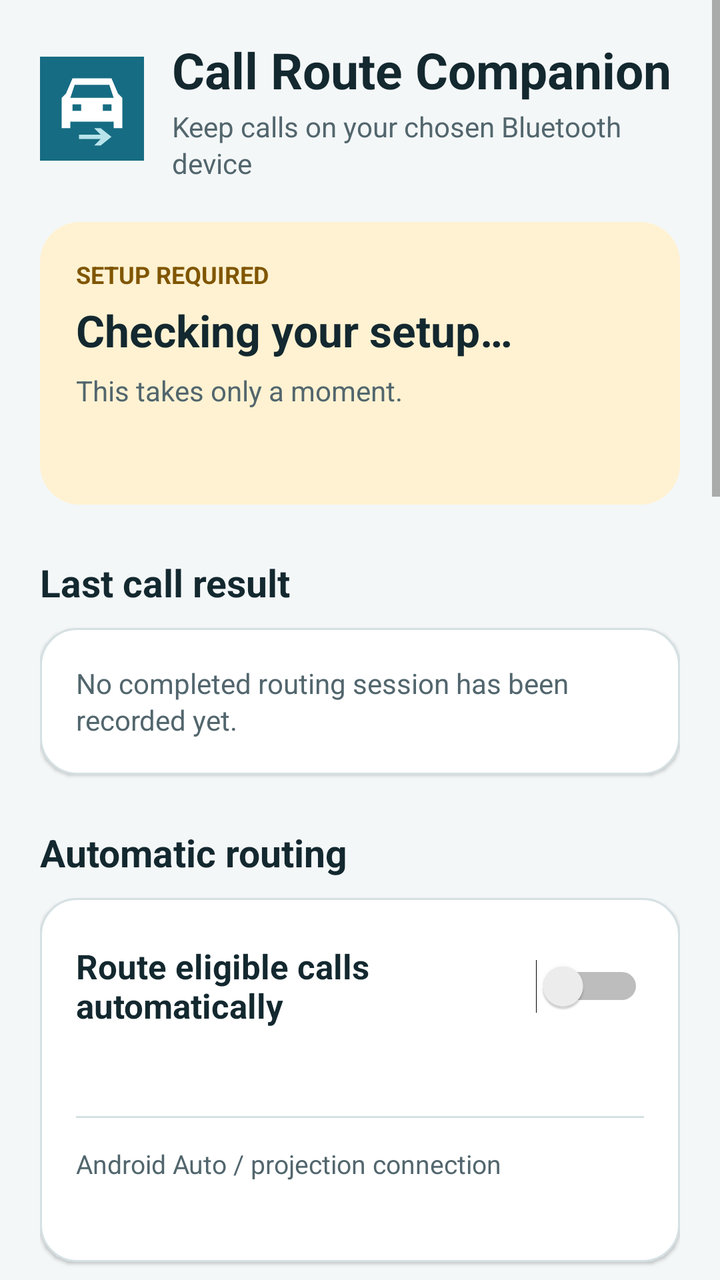
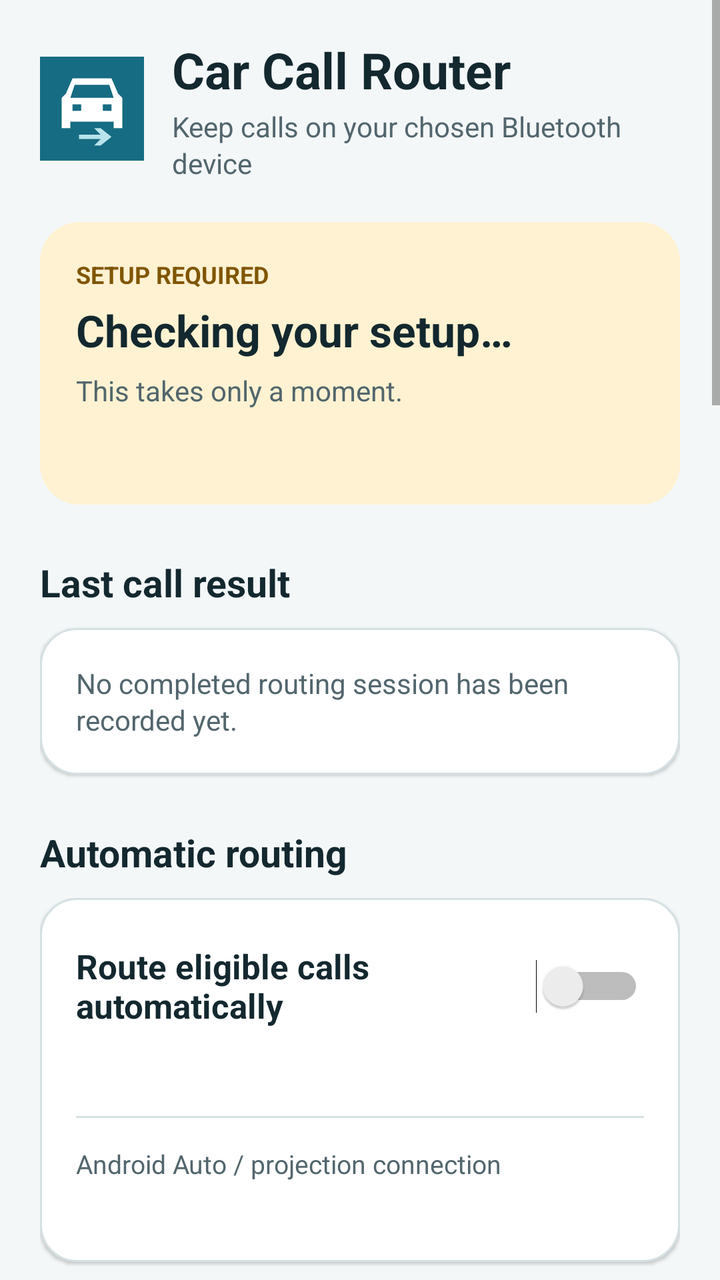

Two renders of the same Android screen: before a commit and after it. Below are the layout's source before the change and the commit's diff.
<!-- AndroidManifest.xml: application theme AppTheme -->
<!-- res/layout/activity_main.xml -->
<?xml version="1.0" encoding="utf-8"?>
<ScrollView xmlns:android="http://schemas.android.com/apk/res/android"
    android:id="@+id/root"
    android:layout_width="match_parent"
    android:layout_height="match_parent"
    android:clipToPadding="false"
    android:fillViewport="true">

    <LinearLayout
        android:layout_width="match_parent"
        android:layout_height="wrap_content"
        android:orientation="vertical"
        android:paddingStart="20dp"
        android:paddingTop="18dp"
        android:paddingEnd="20dp"
        android:paddingBottom="32dp">

        <LinearLayout
            android:layout_width="match_parent"
            android:layout_height="wrap_content"
            android:gravity="center_vertical"
            android:orientation="horizontal">

            <ImageView
                android:layout_width="52dp"
                android:layout_height="52dp"
                android:contentDescription="@null"
                android:src="@drawable/ic_router" />

            <LinearLayout
                android:layout_width="0dp"
                android:layout_height="wrap_content"
                android:layout_marginStart="14dp"
                android:layout_weight="1"
                android:orientation="vertical">

                <TextView
                    android:layout_width="match_parent"
                    android:layout_height="wrap_content"
                    android:text="@string/app_name"
                    android:textColor="@color/text_primary"
                    android:textSize="25sp"
                    android:textStyle="bold" />

                <TextView
                    style="@style/BodyText"
                    android:layout_width="match_parent"
                    android:layout_height="wrap_content"
                    android:layout_marginTop="2dp"
                    android:text="@string/tagline" />
            </LinearLayout>
        </LinearLayout>

        <LinearLayout
            android:id="@+id/readiness_card"
            android:layout_width="match_parent"
            android:layout_height="wrap_content"
            android:layout_marginTop="20dp"
            android:background="@drawable/bg_status_warning"
            android:orientation="vertical"
            android:padding="18dp">

            <TextView
                android:id="@+id/readiness_eyebrow"
                android:layout_width="wrap_content"
                android:layout_height="wrap_content"
                android:text="@string/setup_required"
                android:textAllCaps="true"
                android:textColor="@color/warning"
                android:textSize="12sp"
                android:textStyle="bold" />

            <TextView
                android:id="@+id/readiness_title"
                android:layout_width="match_parent"
                android:layout_height="wrap_content"
                android:layout_marginTop="5dp"
                android:text="@string/readiness_checking"
                android:textColor="@color/text_primary"
                android:textSize="22sp"
                android:textStyle="bold" />

            <TextView
                android:id="@+id/readiness_message"
                style="@style/BodyText"
                android:layout_width="match_parent"
                android:layout_height="wrap_content"
                android:layout_marginTop="6dp"
                android:text="@string/readiness_checking_message" />

            <TextView
                android:id="@+id/setup_progress"
                android:layout_width="match_parent"
                android:layout_height="wrap_content"
                android:layout_marginTop="12dp"
                android:textColor="@color/text_primary"
                android:textSize="13sp"
                android:textStyle="bold" />
        </LinearLayout>

        <TextView style="@style/SectionTitle"
            android:layout_width="match_parent" android:layout_height="wrap_content"
            android:text="@string/last_call_title" />

        <LinearLayout
            android:layout_width="match_parent" android:layout_height="wrap_content"
            android:background="@drawable/bg_card" android:elevation="1dp"
            android:orientation="vertical" android:padding="18dp">

            <TextView
                android:id="@+id/last_call_result" style="@style/BodyText"
                android:layout_width="match_parent" android:layout_height="wrap_content"
                android:text="@string/last_call_none" android:textIsSelectable="true" />
        </LinearLayout>

        <TextView style="@style/SectionTitle"
            android:layout_width="match_parent" android:layout_height="wrap_content"
            android:text="@string/automation_title" />

        <LinearLayout
            android:layout_width="match_parent" android:layout_height="wrap_content"
            android:background="@drawable/bg_card" android:elevation="1dp"
            android:orientation="vertical" android:padding="18dp">

            <Switch
                android:id="@+id/master" android:layout_width="match_parent"
                android:layout_height="wrap_content" android:minHeight="52dp"
                android:text="@string/master" android:textColor="@color/text_primary"
                android:textSize="17sp" android:textStyle="bold" />

            <TextView android:id="@+id/master_help" style="@style/BodyText"
                android:layout_width="match_parent" android:layout_height="wrap_content"
                android:layout_marginTop="4dp" />

            <View android:layout_width="match_parent" android:layout_height="1dp"
                android:layout_marginTop="16dp" android:layout_marginBottom="14dp"
                android:background="@color/outline" />

            <TextView android:layout_width="match_parent" android:layout_height="wrap_content"
                android:text="@string/projection_label" android:textColor="@color/text_secondary"
                android:textSize="13sp" />

            <TextView android:id="@+id/projection_value" android:layout_width="match_parent"
                android:layout_height="wrap_content" android:layout_marginTop="2dp"
                android:textColor="@color/text_primary" android:textSize="15sp"
                android:textStyle="bold" />
        </LinearLayout>

        <TextView style="@style/SectionTitle"
            android:layout_width="match_parent" android:layout_height="wrap_content"
            android:text="@string/setup_title" />

        <LinearLayout
            android:layout_width="match_parent" android:layout_height="wrap_content"
            android:background="@drawable/bg_card" android:elevation="1dp"
            android:orientation="vertical" android:padding="18dp">
            <TextView style="@style/CardTitle" android:layout_width="match_parent"
                android:layout_height="wrap_content" android:text="@string/permissions_step_title" />
            <TextView android:id="@+id/permissions_state" style="@style/BodyText"
                android:layout_width="match_parent" android:layout_height="wrap_content"
                android:layout_marginTop="4dp" />
            <Button android:id="@+id/permissions" style="@style/SecondaryButton"
                android:layout_width="match_parent" android:layout_height="wrap_content"
                android:layout_marginTop="10dp" android:text="@string/permissions_action" />
        </LinearLayout>

        <LinearLayout
            android:layout_width="match_parent" android:layout_height="wrap_content"
            android:layout_marginTop="12dp" android:background="@drawable/bg_card"
            android:elevation="1dp" android:orientation="vertical" android:padding="18dp">
            <TextView style="@style/CardTitle" android:layout_width="match_parent"
                android:layout_height="wrap_content" android:text="@string/target_step_title" />
            <TextView android:id="@+id/target_value" style="@style/BodyText"
                android:layout_width="match_parent" android:layout_height="wrap_content"
                android:layout_marginTop="4dp" />
            <Button android:id="@+id/target" style="@style/SecondaryButton"
                android:layout_width="match_parent" android:layout_height="wrap_content"
                android:layout_marginTop="10dp" android:text="@string/target_action" />
        </LinearLayout>

        <LinearLayout
            android:layout_width="match_parent" android:layout_height="wrap_content"
            android:layout_marginTop="12dp" android:background="@drawable/bg_card"
            android:elevation="1dp" android:orientation="vertical" android:padding="18dp">
            <TextView style="@style/CardTitle" android:layout_width="match_parent"
                android:layout_height="wrap_content" android:text="@string/authorization_step_title" />
            <TextView android:id="@+id/authorization_state" style="@style/BodyText"
                android:layout_width="match_parent" android:layout_height="wrap_content"
                android:layout_marginTop="4dp" />
            <Button android:id="@+id/copy_adb" style="@style/SecondaryButton"
                android:layout_width="match_parent" android:layout_height="wrap_content"
                android:layout_marginTop="10dp" android:text="@string/authorization_action" />
        </LinearLayout>

        <TextView style="@style/SectionTitle"
            android:layout_width="match_parent" android:layout_height="wrap_content"
            android:text="@string/test_title" />

        <LinearLayout
            android:layout_width="match_parent" android:layout_height="wrap_content"
            android:background="@drawable/bg_card" android:elevation="1dp"
            android:orientation="vertical" android:padding="18dp">
            <TextView style="@style/BodyText" android:layout_width="match_parent"
                android:layout_height="wrap_content" android:text="@string/test_help" />
            <Button android:id="@+id/route_now" style="@style/PrimaryButton"
                android:layout_width="match_parent" android:layout_height="wrap_content"
                android:layout_marginTop="14dp" android:text="@string/route_now" />
            <Button android:id="@+id/pause" style="@style/SecondaryButton"
                android:layout_width="match_parent" android:layout_height="wrap_content"
                android:layout_marginTop="6dp" android:text="@string/pause" />
        </LinearLayout>

        <Button android:id="@+id/advanced_toggle" style="@style/QuietButton"
            android:layout_width="match_parent" android:layout_height="wrap_content"
            android:layout_marginTop="18dp" android:text="@string/show_advanced" />

        <LinearLayout
            android:id="@+id/advanced_content" android:layout_width="match_parent"
            android:layout_height="wrap_content" android:background="@drawable/bg_card"
            android:orientation="vertical" android:padding="18dp" android:visibility="gone">
            <TextView style="@style/CardTitle" android:layout_width="match_parent"
                android:layout_height="wrap_content" android:text="@string/competitor_title" />
            <TextView android:id="@+id/competitor_value" style="@style/BodyText"
                android:layout_width="match_parent" android:layout_height="wrap_content"
                android:layout_marginTop="4dp" />
            <TextView style="@style/BodyText" android:layout_width="match_parent"
                android:layout_height="wrap_content" android:layout_marginTop="6dp"
                android:text="@string/competitor_help" />
            <Button android:id="@+id/competitor" style="@style/SecondaryButton"
                android:layout_width="match_parent" android:layout_height="wrap_content"
                android:layout_marginTop="10dp" android:text="@string/competitor_action" />
            <Button android:id="@+id/battery_settings" style="@style/QuietButton"
                android:layout_width="match_parent" android:layout_height="wrap_content"
                android:layout_marginTop="8dp" android:text="@string/battery_settings" />
        </LinearLayout>

        <Button android:id="@+id/diagnostics_toggle" style="@style/QuietButton"
            android:layout_width="match_parent" android:layout_height="wrap_content"
            android:layout_marginTop="6dp" android:text="@string/show_diagnostics" />

        <LinearLayout
            android:id="@+id/diagnostics_content" android:layout_width="match_parent"
            android:layout_height="wrap_content" android:background="@drawable/bg_card"
            android:orientation="vertical" android:padding="18dp" android:visibility="gone">
            <TextView style="@style/CardTitle" android:layout_width="match_parent"
                android:layout_height="wrap_content" android:text="@string/status_title" />
            <TextView android:id="@+id/status" android:layout_width="match_parent"
                android:layout_height="wrap_content" android:layout_marginTop="8dp"
                android:fontFamily="monospace" android:textColor="@color/text_secondary"
                android:textIsSelectable="true" android:textSize="12sp" />
            <Button android:id="@+id/refresh" style="@style/SecondaryButton"
                android:layout_width="match_parent" android:layout_height="wrap_content"
                android:layout_marginTop="10dp" android:text="@string/refresh" />
            <TextView style="@style/CardTitle" android:layout_width="match_parent"
                android:layout_height="wrap_content" android:layout_marginTop="20dp"
                android:text="@string/logs_title" />
            <TextView android:id="@+id/logs" android:layout_width="match_parent"
                android:layout_height="220dp" android:layout_marginTop="8dp"
                android:background="@drawable/bg_diagnostics" android:fontFamily="monospace"
                android:padding="12dp" android:scrollbars="vertical"
                android:textColor="@color/diagnostic_text" android:textIsSelectable="true"
                android:textSize="11sp" />
            <Button android:id="@+id/export" style="@style/SecondaryButton"
                android:layout_width="match_parent" android:layout_height="wrap_content"
                android:layout_marginTop="8dp" android:text="@string/export" />
        </LinearLayout>

        <TextView style="@style/BodyText" android:layout_width="match_parent"
            android:layout_height="wrap_content" android:layout_marginTop="22dp"
            android:gravity="center" android:text="@string/privacy" android:textSize="12sp" />
    </LinearLayout>
</ScrollView>
<!-- resources referenced by this layout -->
<resources>
  <color name="diagnostic_text">#D9EDF1</color>
  <color name="outline">#D5E0E3</color>
  <color name="text_primary">#13282F</color>
  <color name="text_secondary">#52666D</color>
  <color name="warning">#805600</color>
  <string name="app_name">Call Route Companion</string>
  <string name="authorization_action">Set up one-time ADB authorization</string>
  <string name="authorization_step_title">3. Call-routing authorization</string>
  <string name="automation_title">Automatic routing</string>
  <string name="battery_settings">Battery settings (only if calls are missed)</string>
  <string name="competitor_action">Choose competing device</string>
  <string name="competitor_help">Leave this unset for the safest behavior. When selected, only this device may trigger limited, non-overlapping retries during the bounded startup guard.</string>
  <string name="competitor_title">Competing call device (optional)</string>
  <string name="export">Export redacted log</string>
  <string name="last_call_none">No completed routing session has been recorded yet.</string>
  <string name="last_call_title">Last call result</string>
  <string name="logs_title">Recent diagnostic events</string>
  <string name="master">Route eligible calls automatically</string>
  <string name="pause">Pause routing for this call</string>
  <string name="permissions_action">Allow permissions</string>
  <string name="permissions_step_title">1. Device permissions</string>
  <string name="privacy">Private by design: no internet, audio recording, contacts, or call-log access.</string>
  <string name="projection_label">Android Auto / projection connection</string>
  <string name="readiness_checking">Checking your setup…</string>
  <string name="readiness_checking_message">This takes only a moment.</string>
  <string name="refresh">Refresh status</string>
  <string name="route_now">Route this call now</string>
  <string name="setup_required">Setup required</string>
  <string name="setup_title">Required setup</string>
  <string name="show_advanced">Advanced options ▾</string>
  <string name="show_diagnostics">Diagnostics and logs ▾</string>
  <string name="status_title">Technical status</string>
  <string name="tagline">Keep calls on your chosen Bluetooth device</string>
  <string name="target_action">Choose Bluetooth device</string>
  <string name="target_step_title">2. Preferred call device</string>
  <string name="test_help">While parked, connect both call devices, start a normal non-emergency call, and tap below. The app uses only a current Telecom endpoint and stops if the selected device cannot be identified uniquely.</string>
  <string name="test_title">Test safely</string>
  <style name="BodyText">
          <item name="android:textSize">14sp</item>
          <item name="android:textColor">@color/text_secondary</item>
          <item name="android:lineSpacingExtra">2dp</item>
      </style>
  <style name="CardTitle">
          <item name="android:textSize">16sp</item>
          <item name="android:textStyle">bold</item>
          <item name="android:textColor">@color/text_primary</item>
      </style>
  <color name="surface">#FFFFFF</color>
  <color name="diagnostic_surface">#13282F</color>
  <color name="warning_surface">#FFF2D2</color>
  <color name="on_primary">#FFFFFF</color>
  <color name="primary">#006A78</color>
  <color name="primary_dark">#00535E</color>
  <color name="background">#F4F7F8</color>
  <!-- unchanged entries left out for length: 9 -->
</resources>

<!-- the commit's change to res/layout/activity_main.xml (unified diff, before → after) -->
@@ -265,6 +265,31 @@
                 android:layout_marginTop="8dp" android:text="@string/export" />
         </LinearLayout>
 
+        <TextView style="@style/SectionTitle"
+            android:layout_width="match_parent" android:layout_height="wrap_content"
+            android:text="@string/about_title" />
+
+        <LinearLayout
+            android:layout_width="match_parent" android:layout_height="wrap_content"
+            android:background="@drawable/bg_card" android:elevation="1dp"
+            android:orientation="vertical" android:padding="18dp">
+            <TextView style="@style/BodyText"
+                android:layout_width="match_parent" android:layout_height="wrap_content"
+                android:text="@string/about_summary" />
+            <TextView android:id="@+id/app_metadata" style="@style/BodyText"
+                android:layout_width="match_parent" android:layout_height="wrap_content"
+                android:layout_marginTop="8dp" android:textIsSelectable="true" />
+            <Button android:id="@+id/view_releases" style="@style/PrimaryButton"
+                android:layout_width="match_parent" android:layout_height="wrap_content"
+                android:layout_marginTop="14dp" android:text="@string/view_releases" />
+            <Button android:id="@+id/view_source" style="@style/SecondaryButton"
+                android:layout_width="match_parent" android:layout_height="wrap_content"
+                android:layout_marginTop="6dp" android:text="@string/view_source" />
+            <Button android:id="@+id/report_issue" style="@style/QuietButton"
+                android:layout_width="match_parent" android:layout_height="wrap_content"
+                android:layout_marginTop="4dp" android:text="@string/report_issue" />
+        </LinearLayout>
+
         <TextView style="@style/BodyText" android:layout_width="match_parent"
             android:layout_height="wrap_content" android:layout_marginTop="22dp"
             android:gravity="center" android:text="@string/privacy" android:textSize="12sp" />
<!-- resource entries referenced after the edit -->
@@ -5,7 +5,9 @@
   <color name="text_primary">#13282F</color>
   <color name="text_secondary">#52666D</color>
   <color name="warning">#805600</color>
-  <string name="app_name">Call Route Companion</string>
+  <string name="about_summary">Open-source Android utility for choosing the Bluetooth hands-free endpoint used by eligible calls. Android Auto remains connected for navigation and media.</string>
+  <string name="about_title">About and support</string>
+  <string name="app_name">Car Call Router</string>
   <string name="authorization_action">Set up one-time ADB authorization</string>
   <string name="authorization_step_title">3. Call-routing authorization</string>
   <string name="automation_title">Automatic routing</string>
@@ -26,6 +28,7 @@
   <string name="readiness_checking">Checking your setup…</string>
   <string name="readiness_checking_message">This takes only a moment.</string>
   <string name="refresh">Refresh status</string>
+  <string name="report_issue">Report a problem</string>
   <string name="route_now">Route this call now</string>
   <string name="setup_required">Setup required</string>
   <string name="setup_title">Required setup</string>
@@ -37,6 +40,8 @@
   <string name="target_step_title">2. Preferred call device</string>
   <string name="test_help">While parked, connect both call devices, start a normal non-emergency call, and tap below. The app uses only a current Telecom endpoint and stops if the selected device cannot be identified uniquely.</string>
   <string name="test_title">Test safely</string>
+  <string name="view_releases">Versions and downloads</string>
+  <string name="view_source">Source and documentation</string>
   <style name="BodyText">
           <item name="android:textSize">14sp</item>
           <item name="android:textColor">@color/text_secondary</item>
